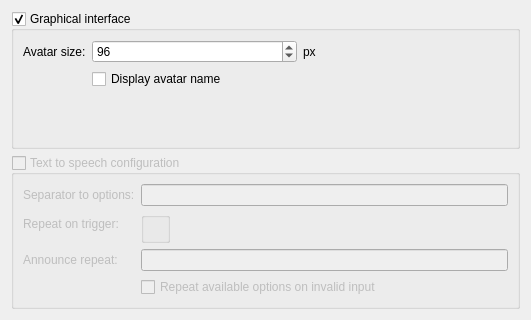
Above: simonlib/simondialogengine/confui/outputconfiguration.ui from KDE/simon before the change. Below: the same form after it.
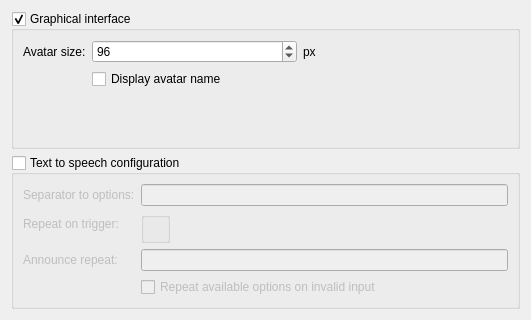
That is the form after the change. Custom widgets are drawn as their Qt base class.

Commit message: Re-enable tts configuration

Diff of the .ui file:
```diff
--- a/simonlib/simondialogengine/confui/outputconfiguration.ui
+++ b/simonlib/simondialogengine/confui/outputconfiguration.ui
@@ -67,7 +67,7 @@
    <item>
     <widget class="QGroupBox" name="gbTextToSpeech">
      <property name="enabled">
-      <bool>false</bool>
+      <bool>true</bool>
      </property>
      <property name="title">
       <string>Text to speech configuration</string>
```
